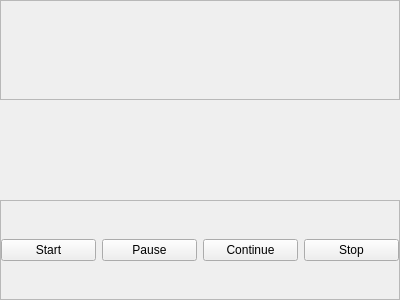
rwalroth/xdart, file xdart/gui/tabs/static_scan/wranglers/ui/specUI.ui: the form before one commit.
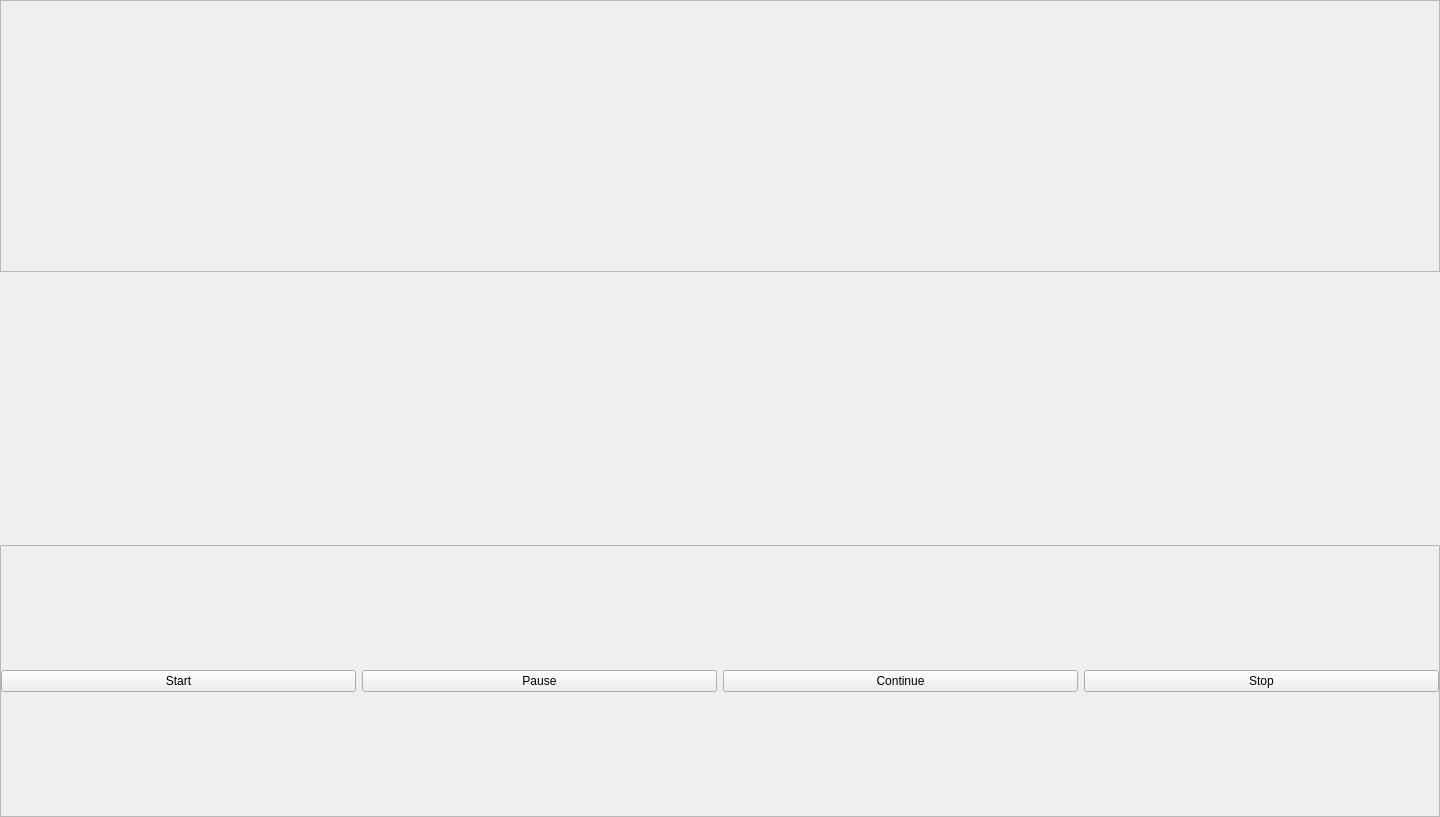
The form after the commit.

What changed in the file:
```diff
--- a/xdart/gui/tabs/static_scan/wranglers/ui/specUI.ui
+++ b/xdart/gui/tabs/static_scan/wranglers/ui/specUI.ui
@@ -6,8 +6,8 @@
    <rect>
     <x>0</x>
     <y>0</y>
-    <width>400</width>
-    <height>300</height>
+    <width>1440</width>
+    <height>817</height>
    </rect>
   </property>
   <property name="windowTitle">
```
Left out of the diff: 12 changed lines with no effect on the pictures.
